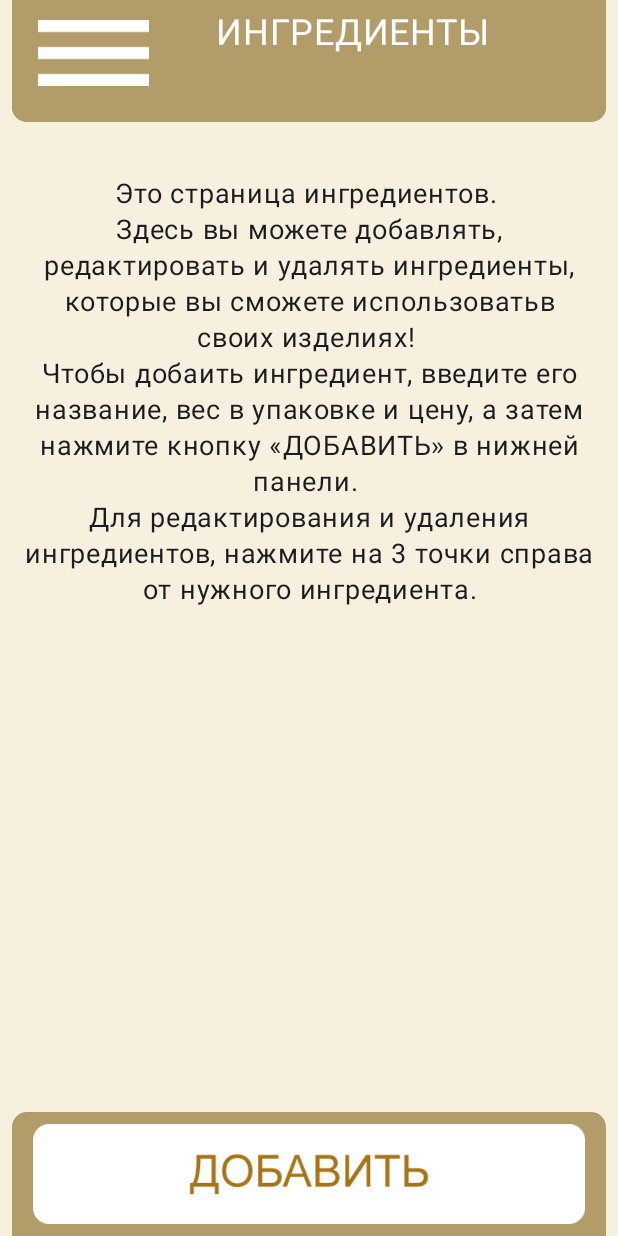
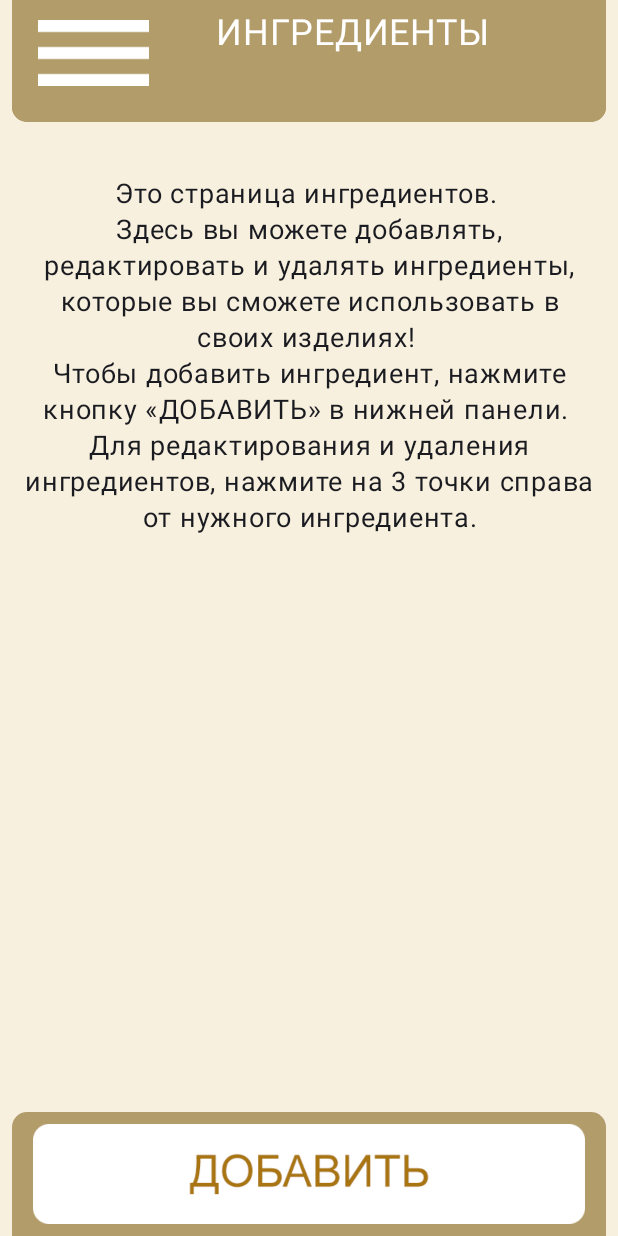
Before and after one commit to SanyaElis/BakeBudget-Frontend, an Android app built with Jetpack Compose: the IngredientsScreen screen opened through its navigation route, on a phone screen of 412 x 824 dp. Run offline under Robolectric (Android 15) with nearby library versions, the phone set to English and light mode, and no system bars; libraries missing offline, so code that uses them is left out: io.appmetrica.analytics; 2 statements that could not run were skipped.

Commit message:
Fix texts and password reset

```diff
--- a/app/src/main/java/ru/vsu/csf/bakebudget/components/Order.kt
+++ b/app/src/main/java/ru/vsu/csf/bakebudget/components/Order.kt
@@ -59,7 +59,7 @@ fun Order(order: OrderModel,
                 onConfirmation = {
                     openAlertDialog.value = false
                 },
-                dialogTitle = order.product.name,
+                dialogTitle = order.name,
                 dialogText = "Можете изменить состояние заказа",
                 order,
                 selectedValue,
--- a/app/src/main/java/ru/vsu/csf/bakebudget/screens/IngredientsScreen.kt
+++ b/app/src/main/java/ru/vsu/csf/bakebudget/screens/IngredientsScreen.kt
@@ -203,7 +203,7 @@ fun IngredientsScreen(
                                 item {
                                     Box(modifier = Modifier.padding(16.dp)) {
                                         Text(
-                                            text = "Это страница ингредиентов. \nЗдесь вы можете добавлять, редактировать и удалять ингредиенты, которые вы сможете использоватьв своих изделиях! \nЧтобы добаить ингредиент, введите его название, вес в упаковке и цену, а затем нажмите кнопку «ДОБАВИТЬ» в нижней панели. \nДля редактирования и удаления ингредиентов, нажмите на 3 точки справа от нужного ингредиента.",
+                                            text = "Это страница ингредиентов. \nЗдесь вы можете добавлять, редактировать и удалять ингредиенты, которые вы сможете использовать в своих изделиях! \nЧтобы добавить ингредиент, нажмите кнопку «ДОБАВИТЬ» в нижней панели. \nДля редактирования и удаления ингредиентов, нажмите на 3 точки справа от нужного ингредиента.",
                                             fontSize = 18.sp,
                                             textAlign = TextAlign.Center
                                         )
--- a/app/src/main/java/ru/vsu/csf/bakebudget/screens/OutgoingsScreen.kt
+++ b/app/src/main/java/ru/vsu/csf/bakebudget/screens/OutgoingsScreen.kt
@@ -265,7 +265,7 @@ fun OutgoingsScreen(
                                     } else {
                                         Box(modifier = Modifier.padding(16.dp)) {
                                             Text(
-                                                text = "Это страница добавления издержек. \nЗдесь вы можете добавить свои затраты на приготовление изделий!.\nСейчас у вас нет ни одного готового изделия, создайте его на соответствующей странице!",
+                                                text = "Это страница добавления издержек. \nЗдесь вы можете добавить свои затраты на приготовление изделий!\nСейчас у вас нет ни одного готового изделия, создайте его на соответствующей странице!",
                                                 fontSize = 18.sp,
                                                 textAlign = TextAlign.Center
                                             )
--- a/app/src/main/java/ru/vsu/csf/bakebudget/screens/ProductsScreen.kt
+++ b/app/src/main/java/ru/vsu/csf/bakebudget/screens/ProductsScreen.kt
@@ -203,7 +203,7 @@ fun ProductsScreen(
                         if (products.isEmpty()) {
                             Box(modifier = Modifier.padding(16.dp)) {
                                 Text(
-                                    text = "Это страница готовых изделий. \nЗдесь отображаются созданные вами кондитерские изделия! \nЧтобы добаить новое изделие, нажмите кнопку «ДОБАВИТЬ» в нижней панели. \nДля редактирования существующего изделия нажмите на изображение над названием изделия.",
+                                    text = "Это страница готовых изделий. \nЗдесь отображаются созданные вами кондитерские изделия! \nЧтобы добавить новое изделие, нажмите кнопку «ДОБАВИТЬ» в нижней панели. \nДля редактирования существующего изделия нажмите на изображение над названием изделия.",
                                     fontSize = 18.sp,
                                     textAlign = TextAlign.Center
                                 )
--- a/app/src/main/java/ru/vsu/csf/bakebudget/services/ResetPasswordService.kt
+++ b/app/src/main/java/ru/vsu/csf/bakebudget/services/ResetPasswordService.kt
@@ -69,7 +69,7 @@ private fun onResultResetPassword(
 //        "Response Code : " + result!!.code() + "\n" + "Deleted ingredient: " + "\n" + ingredient,
 //        Toast.LENGTH_SHORT
 //    ).show()
-    if (result!!.code() == 403) {
+    if (!result!!.isSuccessful) {
         linkApproveFailed(ctx)
     } else {
         val eventParameters1 = "{\"password_reset\":\"password reset\"}"
```
